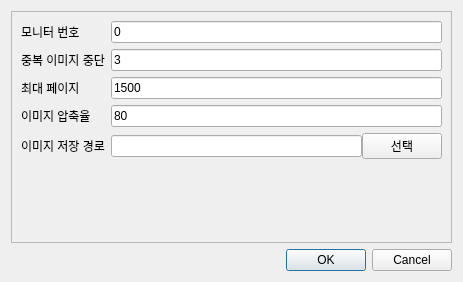
gyuha/capture-macro2, file src/ui/settingDialog.ui: the form before one commit.
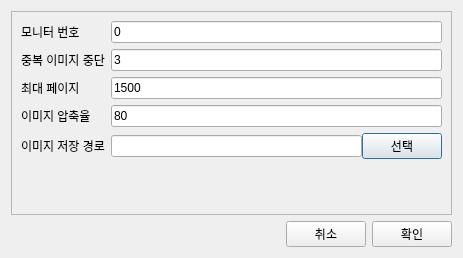
The form after the commit.

Patch:
```diff
--- a/src/ui/settingDialog.ui
+++ b/src/ui/settingDialog.ui
@@ -7,13 +7,13 @@
     <x>0</x>
     <y>0</y>
     <width>463</width>
-    <height>282</height>
+    <height>258</height>
    </rect>
   </property>
   <property name="maximumSize">
    <size>
     <width>463</width>
-    <height>282</height>
+    <height>258</height>
    </size>
   </property>
   <property name="windowTitle">
@@ -133,14 +133,35 @@
     </widget>
    </item>
    <item>
-    <widget class="QDialogButtonBox" name="buttonBox">
-     <property name="orientation">
-      <enum>Qt::Horizontal</enum>
-     </property>
-     <property name="standardButtons">
-      <set>QDialogButtonBox::Cancel|QDialogButtonBox::Ok</set>
-     </property>
-    </widget>
+    <layout class="QHBoxLayout" name="horizontalLayout">
+     <item>
+      <spacer name="horizontalSpacer">
+       <property name="orientation">
+        <enum>Qt::Horizontal</enum>
+       </property>
+       <property name="sizeHint" stdset="0">
+        <size>
+         <width>40</width>
+         <height>20</height>
+        </size>
+       </property>
+      </spacer>
+     </item>
+     <item>
+      <widget class="QPushButton" name="btnCancel">
+       <property name="text">
+        <string>취소</string>
+       </property>
+      </widget>
+     </item>
+     <item>
+      <widget class="QPushButton" name="btnOk">
+       <property name="text">
+        <string>확인</string>
+       </property>
+      </widget>
+     </item>
+    </layout>
    </item>
   </layout>
  </widget>
```
Left out of the diff: 47 changed lines with no effect on the pictures.
